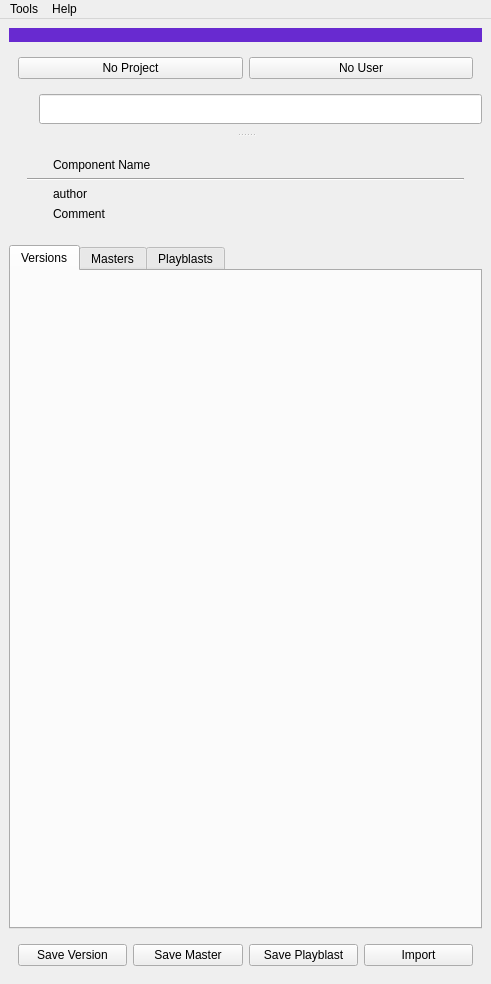
Above: ui/pipeline_main_UI.ui from liorbenhorin/pipeline before the change. Below: the same form after it.
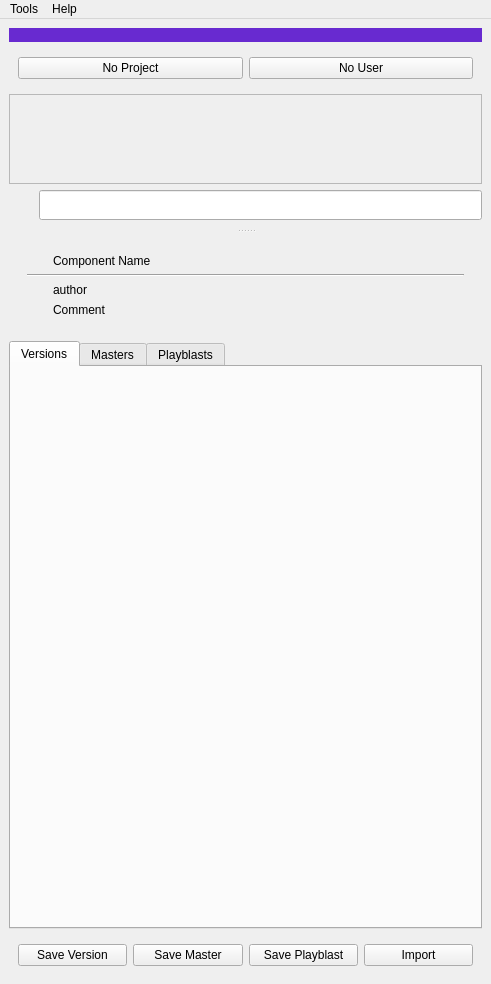
That is the form after the change.

```diff
--- a/ui/pipeline_main_UI.ui
+++ b/ui/pipeline_main_UI.ui
@@ -97,6 +97,48 @@
       </layout>
      </widget>
     </item>
+    <item>
+     <widget class="QScrollArea" name="navScrollArea">
+      <property name="sizePolicy">
+       <sizepolicy hsizetype="Expanding" vsizetype="Expanding">
+        <horstretch>0</horstretch>
+        <verstretch>0</verstretch>
+       </sizepolicy>
+      </property>
+      <property name="minimumSize">
+       <size>
+        <width>0</width>
+        <height>90</height>
+       </size>
+      </property>
+      <property name="maximumSize">
+       <size>
+        <width>16777215</width>
+        <height>90</height>
+       </size>
+      </property>
+      <property name="frameShape">
+       <enum>QFrame::StyledPanel</enum>
+      </property>
+      <property name="frameShadow">
+       <enum>QFrame::Raised</enum>
+      </property>
+      <property name="widgetResizable">
+       <bool>true</bool>
+      </property>
+      <widget class="QWidget" name="scrollAreaWidgetContents">
+       <property name="geometry">
+        <rect>
+         <x>0</x>
+         <y>0</y>
+         <width>465</width>
+         <height>88</height>
+        </rect>
+       </property>
+       <layout class="QHBoxLayout" name="navScrollLayout"/>
+      </widget>
+     </widget>
+    </item>
     <item>
      <widget class="QWidget" name="widget_5" native="true">
       <layout class="QHBoxLayout" name="horizontalLayout_7">
```
